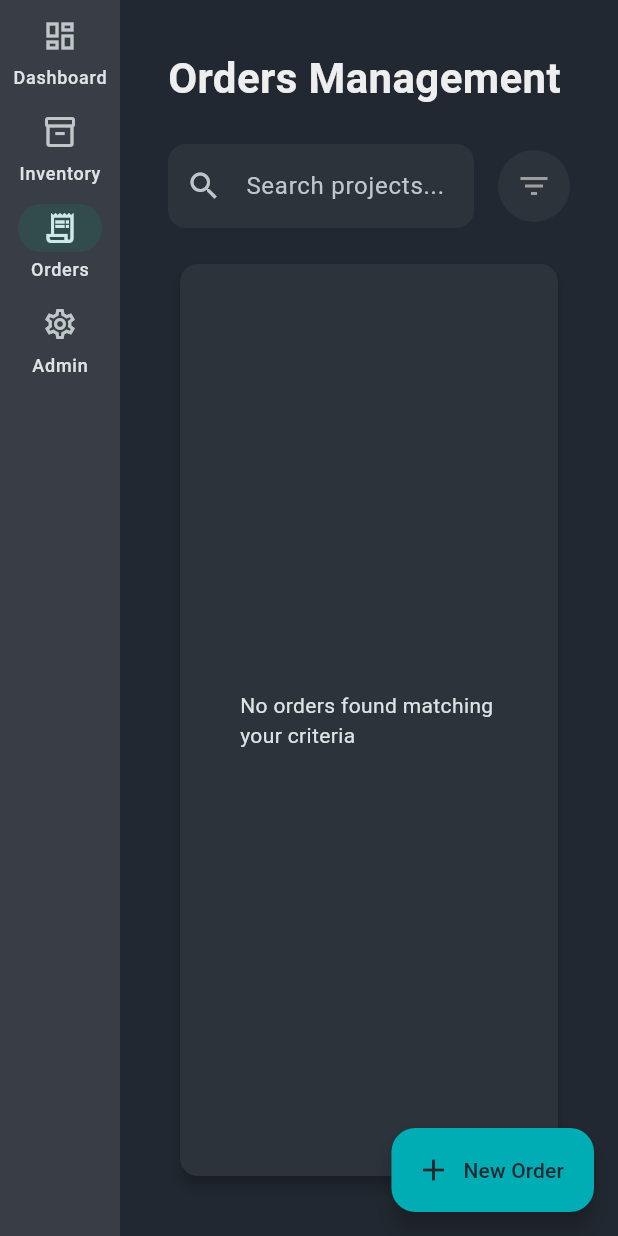
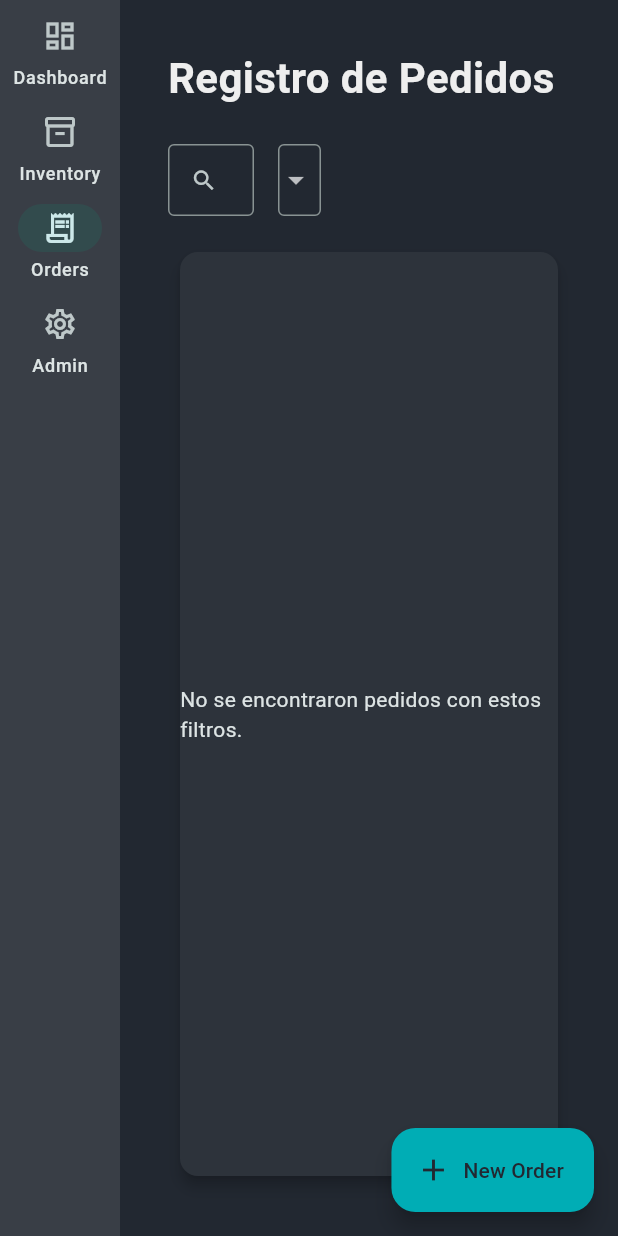
Before and after one commit to nesherben/nesherprints, a Flutter app: the screen it shows after launch, after a tap on "Inventory", after a tap on "Orders", on a phone screen of 412 x 824 dp. Run offline on Flutter 3.47's test engine with Material 3 defaults, Android fonts, the phone set to English and light mode, and no system bars; our stand-ins replace fl_chart, sqflite, sqflite_common_ffi; accounts and stored records are empty.

Commit message:
feat: Refactor OrdersView to enhance filtering and sorting functionality

```diff
--- a/lib/presentation/screens/orders_view.dart
+++ b/lib/presentation/screens/orders_view.dart
@@ -1,6 +1,6 @@
 import 'package:flutter/material.dart';
-import 'package:nesherprints/presentation/widgets/order_dialog.dart';
 import '../../core/theme/app_colors.dart';
+import '../widgets/order_dialog.dart';
 
 class OrdersView extends StatefulWidget {
   final List<Map<String, dynamic>> orders;
@@ -21,173 +21,17 @@ class OrdersView extends StatefulWidget {
 }
 
 class _OrdersViewState extends State<OrdersView> {
-  final Set<String> _selectedStatuses = {};
-  String _searchQuery = "";
-  final TextEditingController _searchController = TextEditingController();
-  final MenuController _menuController = MenuController();
+  // Variables de estado para TODOS los filtros
+  final _searchController = TextEditingController();
+  String _searchQuery = '';
+  String _statusFilter = 'Todos';
+  int? _sortColumnIndex;
+  bool _isAscending = false;
+  List<Map<String, dynamic>> _displayOrders = [];
 
-  List<Map<String, dynamic>> get _filteredOrders {
-    return widget.orders.where((order) {
-      final matchesSearch = order['name'].toLowerCase().contains(
-        _searchQuery.toLowerCase(),
-      );
-      final matchesStatus =
-          _selectedStatuses.isEmpty ||
-          _selectedStatuses.contains(order['status']);
-      return matchesSearch && matchesStatus;
-    }).toList();
-  }
-
-  void _toggleStatus(String status) {
-    setState(() {
-      if (_selectedStatuses.contains(status)) {
-        _selectedStatuses.remove(status);
-      } else {
-        _selectedStatuses.add(status);
-      }
-    });
-  }
-
-  void _resetFilters() {
-    setState(() {
-      _searchController.text = "";
-      _searchQuery = "";
-      _selectedStatuses.clear();
-    });
-    if (_menuController.isOpen) _menuController.close();
-  }
-
-  // --- DIÁLOGO DE CONFIRMACIÓN ---
-  void _confirmDelete(BuildContext context, Map<String, dynamic> order) {
-    showDialog(
-      context: context,
-      builder: (context) => AlertDialog(
-        backgroundColor: AppColors.surface,
-        title: const Text('Confirm Delete'),
-        content: Text(
-          'Are you sure you want to delete "${order['name']}"? This action cannot be undone.',
-        ),
-        actions: [
-          TextButton(
-            onPressed: () => Navigator.pop(context),
-            child: const Text(
-              'Cancel',
-              style: TextStyle(color: AppColors.textMuted),
-            ),
-          ),
-          ElevatedButton(
-            style: ElevatedButton.styleFrom(
-              backgroundColor: AppColors.statusCancelado,
-            ),
-            onPressed: () {
-              widget.onDelete(order);
-              Navigator.pop(context);
-              ScaffoldMessenger.of(context).showSnackBar(
-                const SnackBar(content: Text('Order deleted successfully')),
-              );
-            },
-            child: const Text('Delete', style: TextStyle(color: Colors.white)),
-          ),
-        ],
-      ),
-    );
-  }
-
-  @override
-  Widget build(BuildContext context) {
-    bool hasFilters = _selectedStatuses.isNotEmpty || _searchQuery.isNotEmpty;
-
-    return Padding(
-      padding: const EdgeInsets.all(32.0),
-      child: Column(
-        crossAxisAlignment: CrossAxisAlignment.start,
-        children: [
-          Row(
-            mainAxisAlignment: MainAxisAlignment.spaceBetween,
-            children: [
-              const Text(
-                'Orders Management',
-                style: TextStyle(
-                  fontSize: 28,
-                  fontWeight: FontWeight.bold,
-                  color: AppColors.textMain,
-                ),
-              ),
-              if (hasFilters)
-                TextButton.icon(
-                  onPressed: _resetFilters,
-                  icon: const Icon(Icons.filter_alt_off, size: 20),
-                  label: const Text(
-                    'Clear All Filters',
-                    style: TextStyle(fontWeight: FontWeight.bold),
-                  ),
-                  style: TextButton.styleFrom(
-                    foregroundColor: AppColors.alertBajoStock,
-                  ),
-                ),
-            ],
-          ),
-          const SizedBox(height: 24),
-          Row(
-            children: [
-              Expanded(
-                child: TextField(
-                  controller: _searchController,
-                  onChanged: (v) => setState(() => _searchQuery = v),
-                  decoration: InputDecoration(
-                    hintText: 'Search projects...',
-                    prefixIcon: const Icon(Icons.search),
-                    filled: true,
-                    fillColor: AppColors.surface,
-                    border: OutlineInputBorder(
-                      borderRadius: BorderRadius.circular(12),
-                      borderSide: BorderSide.none,
-                    ),
-                    suffixIcon: _searchQuery.isNotEmpty
-                        ? IconButton(
-                            icon: const Icon(Icons.close),
-                            onPressed: () {
-                              _searchController.clear();
-                              setState(() => _searchQuery = "");
-                            },
-                          )
-                        : null,
-                  ),
-                ),
-              ),
-              const SizedBox(width: 16),
-              _buildFilterMenu(),
-            ],
-          ),
-
-          // RE-AÑADIDOS: LOS CHIPS DE FILTRO
-          if (_selectedStatuses.isNotEmpty) ...[
-            const SizedBox(height: 12),
-            Wrap(
-              spacing: 8,
-              children: _selectedStatuses
-                  .map(
-                    (s) => Chip(
-                      label: Text(s, style: const TextStyle(fontSize: 12)),
-                      onDeleted: () => _toggleStatus(s),
-                      backgroundColor: AppColors.primary.withAlpha(25),
-                      deleteIconColor: AppColors.primary,
-                      side: BorderSide(color: AppColors.primary.withAlpha(51)),
-                    ),
-                  )
-                  .toList(),
-            ),
-          ],
-
-          const SizedBox(height: 16),
-          Expanded(child: _buildTable()),
-        ],
-      ),
-    );
-  }
-
-  Widget _buildFilterMenu() {
-    final options = [
+  // Lista de estados disponibles para el filtro
+  final List<String> _statusOptions = [
+    'Todos',
     'Draft',
     'Reserved',
     'In Progress',
@@ -195,67 +39,222 @@ class _OrdersViewState extends State<OrdersView> {
     'Shipped',
     'Canceled',
   ];
-    return MenuAnchor(
-      controller: _menuController,
-      menuChildren: options
-          .map(
-            (s) => CheckboxMenuButton(
-              value: _selectedStatuses.contains(s),
-              onChanged: (_) => _toggleStatus(s),
-              closeOnActivate: false,
-              child: Text(s),
+
+  @override
+  void initState() {
+    super.initState();
+    _applyFiltersAndSort(); // Carga inicial
+  }
+
+  @override
+  void didUpdateWidget(covariant OrdersView oldWidget) {
+    super.didUpdateWidget(oldWidget);
+    if (widget.orders != oldWidget.orders) {
+      _applyFiltersAndSort();
+    }
+  }
+
+  // Comprueba si hay algún filtro activo para mostrar el botón de limpiar
+  bool get _hasActiveFilters =>
+      _searchQuery.isNotEmpty ||
+      _statusFilter != 'Todos' ||
+      _sortColumnIndex != null;
+
+  // --- LÓGICA UNIFICADA ---
+  void _resetFilters() {
+    setState(() {
+      _searchController.clear();
+      _searchQuery = '';
+      _statusFilter = 'Todos';
+      _sortColumnIndex = null;
+      _isAscending = false;
+      _applyFiltersAndSort();
+    });
+  }
+
+  void _onSort(int columnIndex, bool ascending) {
+    setState(() {
+      _sortColumnIndex = columnIndex;
+      _isAscending = ascending;
+      _applyFiltersAndSort();
+    });
+  }
+
+  void _applyFiltersAndSort() {
+    // 1. Aplicamos Filtros de Texto y Estado
+    var filtered = widget.orders.where((o) {
+      final matchesSearch = o['name'].toString().toLowerCase().contains(
+        _searchQuery.toLowerCase(),
+      );
+      final matchesStatus =
+          _statusFilter == 'Todos' || o['status'] == _statusFilter;
+      return matchesSearch && matchesStatus;
+    }).toList();
+
+    // 2. Aplicamos Ordenamiento
+    if (_sortColumnIndex == null) {
+      // Por defecto: ID descendente (el último arriba)
+      filtered.sort((a, b) => b['id'].compareTo(a['id']));
+    } else {
+      filtered.sort((a, b) {
+        Comparable valueA;
+        Comparable valueB;
+
+        switch (_sortColumnIndex) {
+          case 0:
+            valueA = a['id'];
+            valueB = b['id'];
+            break;
+          case 1:
+            valueA = a['name'].toString().toLowerCase();
+            valueB = b['name'].toString().toLowerCase();
+            break;
+          case 2:
+            valueA = a['status'];
+            valueB = b['status'];
+            break;
+          case 3:
+            valueA = (a['price'] as num);
+            valueB = (b['price'] as num);
+            break;
+          default:
+            return 0;
+        }
+        return _isAscending
+            ? Comparable.compare(valueA, valueB)
+            : Comparable.compare(valueB, valueA);
+      });
+    }
+
+    setState(() {
+      _displayOrders = filtered;
+    });
+  }
+
+  // --- INTERFAZ DE USUARIO ---
+  @override
+  Widget build(BuildContext context) {
+    return Padding(
+      padding: const EdgeInsets.all(32.0),
+      child: Column(
+        crossAxisAlignment: CrossAxisAlignment.start,
+        children: [
+          const Text(
+            'Registro de Pedidos',
+            style: TextStyle(
+              fontSize: 28,
+              fontWeight: FontWeight.bold,
+              color: AppColors.textMain,
+            ),
+          ),
+          const SizedBox(height: 24),
+
+          // BARRA DE HERRAMIENTAS (Buscador, Filtro Estado, Limpiar)
+          Row(
+            children: [
+              Expanded(
+                flex: 2,
+                child: TextField(
+                  controller: _searchController,
+                  decoration: const InputDecoration(
+                    labelText: 'Buscar proyecto...',
+                    prefixIcon: Icon(Icons.search),
+                    border: OutlineInputBorder(),
+                    isDense: true,
+                  ),
+                  onChanged: (val) {
+                    _searchQuery = val;
+                    _applyFiltersAndSort();
+                  },
+                ),
+              ),
+              const SizedBox(width: 16),
+              Expanded(
+                flex: 1,
+                child: DropdownButtonFormField<String>(
+                  initialValue: _statusFilter,
+                  decoration: const InputDecoration(
+                    labelText: 'Filtrar por Estado',
+                    border: OutlineInputBorder(),
+                    isDense: true,
+                  ),
+                  items: _statusOptions
+                      .map((s) => DropdownMenuItem(value: s, child: Text(s)))
+                      .toList(),
+                  onChanged: (val) {
+                    if (val != null) {
+                      _statusFilter = val;
+                      _applyFiltersAndSort();
+                    }
+                  },
+                ),
+              ),
+              const SizedBox(width: 16),
+              // Solo mostramos el botón de limpiar si hay algo que limpiar
+              if (_hasActiveFilters)
+                ElevatedButton.icon(
+                  onPressed: _resetFilters,
+                  icon: const Icon(Icons.filter_alt_off),
+                  label: const Text('Limpiar Filtros'),
+                  style: ElevatedButton.styleFrom(
+                    backgroundColor: AppColors.surface,
+                    foregroundColor: AppColors.textMain,
                   ),
                 )
-          .toList(),
-      builder: (context, controller, child) => IconButton.filledTonal(
-        onPressed: () =>
-            controller.isOpen ? controller.close() : controller.open(),
-        icon: Icon(
-          Icons.filter_list,
-          color: _selectedStatuses.isNotEmpty
-              ? AppColors.primary
-              : AppColors.textMuted,
+              else
+                const SizedBox(
+                  width: 150,
+                ), // Espaciador para mantener estructura
+            ],
           ),
-        style: IconButton.styleFrom(
-          backgroundColor: AppColors.surface,
-          padding: const EdgeInsets.all(12),
-        ),
-      ),
-    );
-  }
 
-  Widget _buildTable() {
-    final orders = _filteredOrders;
-    return Card(
-      child: orders.isEmpty
+          const SizedBox(height: 16),
+
+          // TABLA DE DATOS
+          Expanded(
+            child: Card(
+              child: _displayOrders.isEmpty
                   ? const Center(
-              child: Padding(
-                padding: EdgeInsets.all(40),
-                child: Text("No orders found matching your criteria"),
+                      child: Text(
+                        "No se encontraron pedidos con estos filtros.",
                       ),
                     )
                   : SingleChildScrollView(
                       child: SizedBox(
                         width: double.infinity,
                         child: DataTable(
+                          sortColumnIndex: _sortColumnIndex,
+                          sortAscending: _isAscending,
                           headingTextStyle: const TextStyle(
                             fontWeight: FontWeight.bold,
                             color: AppColors.textMain,
                           ),
-                  columns: const [
-                    DataColumn(label: Text('Date')),
-                    DataColumn(label: Text('Project')),
-                    DataColumn(label: Text('Price')),
-                    DataColumn(label: Text('Status')),
-                    DataColumn(label: Text('Actions')),
+                          columns: [
+                            DataColumn(
+                              label: const Text('ID / Fecha'),
+                              onSort: _onSort,
+                            ),
+                            DataColumn(
+                              label: const Text('Proyecto'),
+                              onSort: _onSort,
+                            ),
+                            DataColumn(
+                              label: const Text('Estado'),
+                              onSort: _onSort,
+                            ),
+                            DataColumn(
+                              label: const Text('Precio Final'),
+                              numeric: true,
+                              onSort: _onSort,
+                            ),
+                            const DataColumn(label: Text('Acciones')),
                           ],
-                  rows: orders
-                      .map(
-                        (o) => DataRow(
+                          rows: _displayOrders.map((o) {
+                            return DataRow(
                               cells: [
                                 DataCell(
                                   Text(
-                                o['date'] ?? '-',
+                                    '#${o['id']} - ${o['date']}',
                                     style: const TextStyle(
                                       color: AppColors.textMuted,
                                     ),
@@ -263,19 +262,22 @@ class _OrdersViewState extends State<OrdersView> {
                                 ),
                                 DataCell(
                                   Text(
-                                o['name'] ?? '',
+                                    o['name'],
                                     style: const TextStyle(
                                       fontWeight: FontWeight.w500,
                                     ),
                                   ),
                                 ),
+                                DataCell(_buildStatusBadge(o['status'])),
                                 DataCell(
                                   Text(
-                                '€${(o['price'] ?? 0.0).toStringAsFixed(2)}',
+                                    '€${(o['price'] as num).toStringAsFixed(2)}',
+                                    style: const TextStyle(
+                                      fontWeight: FontWeight.bold,
+                                      color: AppColors.primary,
                                     ),
                                   ),
-                            // RE-AÑADIDO: EL BADGE DE COLOR
-                            DataCell(_buildStatusBadge(o['status'] ?? 'Draft')),
+                                ),
                                 DataCell(
                                   Row(
                                     children: [
@@ -302,7 +304,6 @@ class _OrdersViewState extends State<OrdersView> {
                                             );
                                           },
                                         ),
-                                  // Tu botón de Editar actual...
                                       IconButton(
                                         icon: const Icon(
                                           Icons.edit_outlined,
@@ -312,13 +313,9 @@ class _OrdersViewState extends State<OrdersView> {
                                         onPressed: () => showDialog(
                                           context: context,
                                           builder: (context) => NewOrderDialog(
-                                        initialOrder:
-                                            o, // Pasamos el pedido actual
-                                        onSave: (updatedOrder) =>
-                                            widget.onUpdate(
-                                              o,
-                                              updatedOrder,
-                                            ), // Guardamos cambios
+                                            initialOrder: o,
+                                            onSave: (updated) =>
+                                                widget.onUpdate(o, updated),
                                           ),
                                         ),
                                       ),
@@ -328,43 +325,59 @@ class _OrdersViewState extends State<OrdersView> {
                                           color: AppColors.statusCancelado,
                                           size: 20,
                                         ),
-                                    onPressed: () => _confirmDelete(context, o),
+                                        onPressed: () => widget.onDelete(o),
                                       ),
                                     ],
                                   ),
                                 ),
                               ],
-                        ),
-                      )
-                      .toList(),
+                            );
+                          }).toList(),
                         ),
                       ),
+                    ),
+            ),
+          ),
+        ],
       ),
     );
   }
 
-  // RE-AÑADIDO: LA FUNCIÓN DE LOS PILLS DE COLORES
   Widget _buildStatusBadge(String status) {
-    Color color = AppColors.textMuted;
-    if (status == 'Completed') color = AppColors.statusCompletado;
-    if (status == 'In Progress') color = AppColors.statusEnProceso;
-    if (status == 'Reserved') color = AppColors.statusReservado;
-    if (status == 'Shipped') color = AppColors.statusEnviado;
-    if (status == 'Canceled') color = AppColors.statusCancelado;
+    Color bgColor;
+    Color textColor;
+
+    switch (status) {
+      case 'Completed':
+      case 'Shipped':
+        bgColor = AppColors.statusCompletado.withOpacity(0.2);
+        textColor = AppColors.statusCompletado;
+        break;
+      case 'In Progress':
+        bgColor = AppColors.primary.withOpacity(0.2);
+        textColor = AppColors.primary;
+        break;
+      case 'Canceled':
+        bgColor = AppColors.statusCancelado.withOpacity(0.2);
+        textColor = AppColors.statusCancelado;
+        break;
+      default:
+        bgColor = Colors.grey.withOpacity(0.2);
+        textColor = Colors.grey;
+    }
 
     return Container(
-      padding: const EdgeInsets.symmetric(horizontal: 10, vertical: 4),
+      padding: const EdgeInsets.symmetric(horizontal: 8, vertical: 4),
       decoration: BoxDecoration(
-        color: color.withAlpha(25),
-        borderRadius: BorderRadius.circular(8),
-        border: Border.all(color: color.withAlpha(128)),
+        color: bgColor,
+        borderRadius: BorderRadius.circular(4),
       ),
       child: Text(
         status,
         style: TextStyle(
-          color: color,
+          color: textColor,
+          fontSize: 12,
           fontWeight: FontWeight.bold,
-          fontSize: 11,
         ),
       ),
     );
```
Lines whose indentation alone changed are shown as unchanged.
